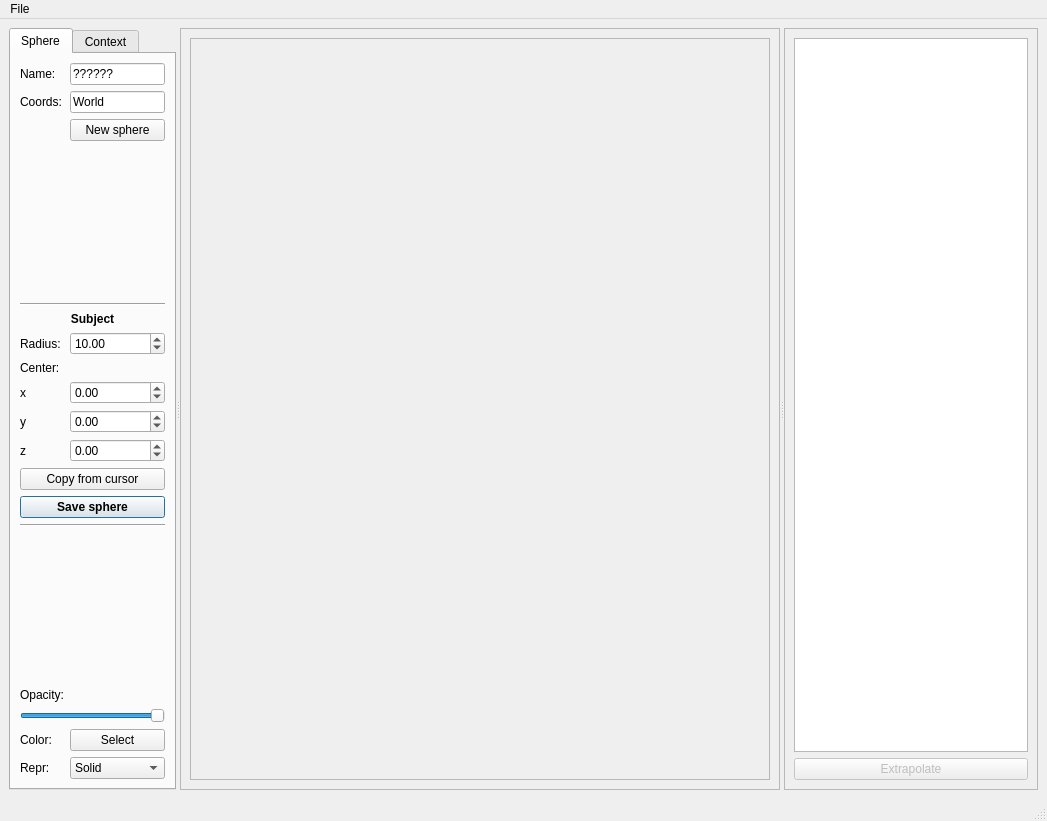
The window that braviz/interaction/qt_guis/roi_builder.ui (diego0020/braviz-app) describes before a commit, drawn with Qt 5.
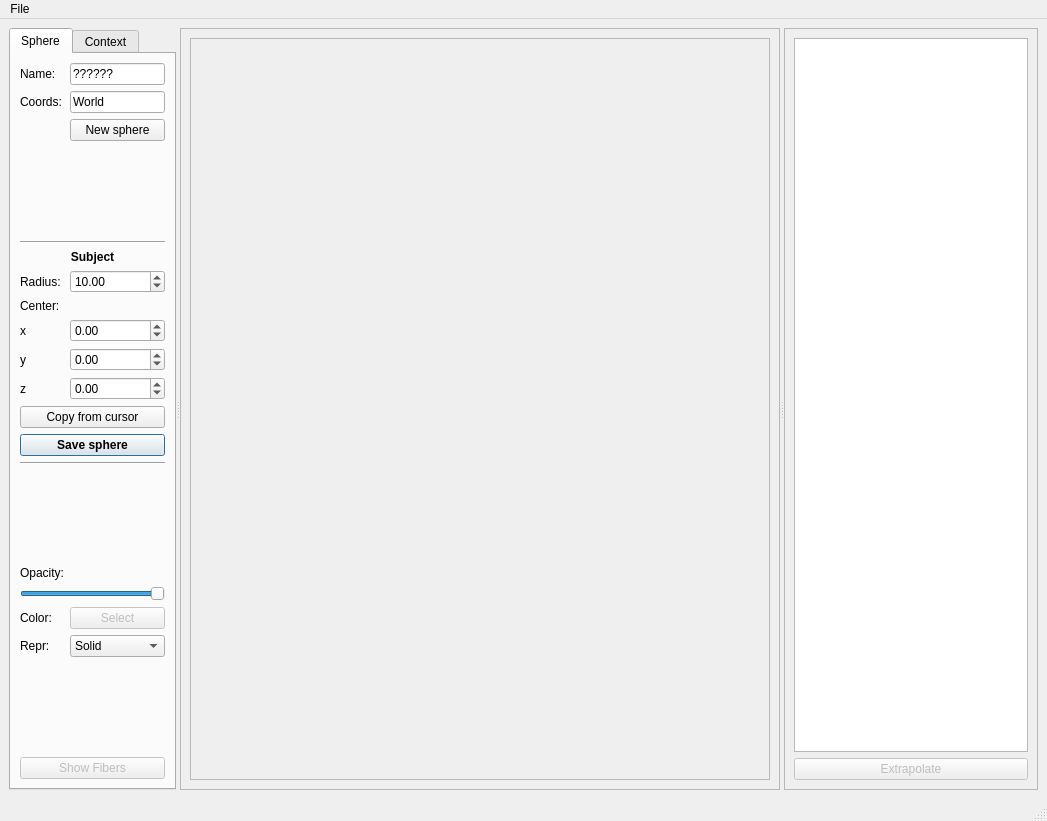
The same window after the commit.

```diff
--- a/braviz/interaction/qt_guis/roi_builder.ui
+++ b/braviz/interaction/qt_guis/roi_builder.ui
@@ -285,6 +285,9 @@
          </item>
          <item row="21" column="1">
           <widget class="QPushButton" name="pushButton_3">
+           <property name="enabled">
+            <bool>false</bool>
+           </property>
            <property name="text">
             <string>Select</string>
            </property>
@@ -327,6 +330,29 @@
            </property>
           </spacer>
          </item>
+         <item row="24" column="0" colspan="2">
+          <widget class="QPushButton" name="pushButton">
+           <property name="enabled">
+            <bool>false</bool>
+           </property>
+           <property name="text">
+            <string>Show Fibers</string>
+           </property>
+          </widget>
+         </item>
+         <item row="23" column="0">
+          <spacer name="verticalSpacer">
+           <property name="orientation">
+            <enum>Qt::Vertical</enum>
+           </property>
+           <property name="sizeHint" stdset="0">
+            <size>
+             <width>20</width>
+             <height>40</height>
+            </size>
+           </property>
+          </spacer>
+         </item>
         </layout>
        </widget>
        <widget class="QWidget" name="tab_2">
```
Left out of the diff: 2 changed lines with no effect on the pictures.
